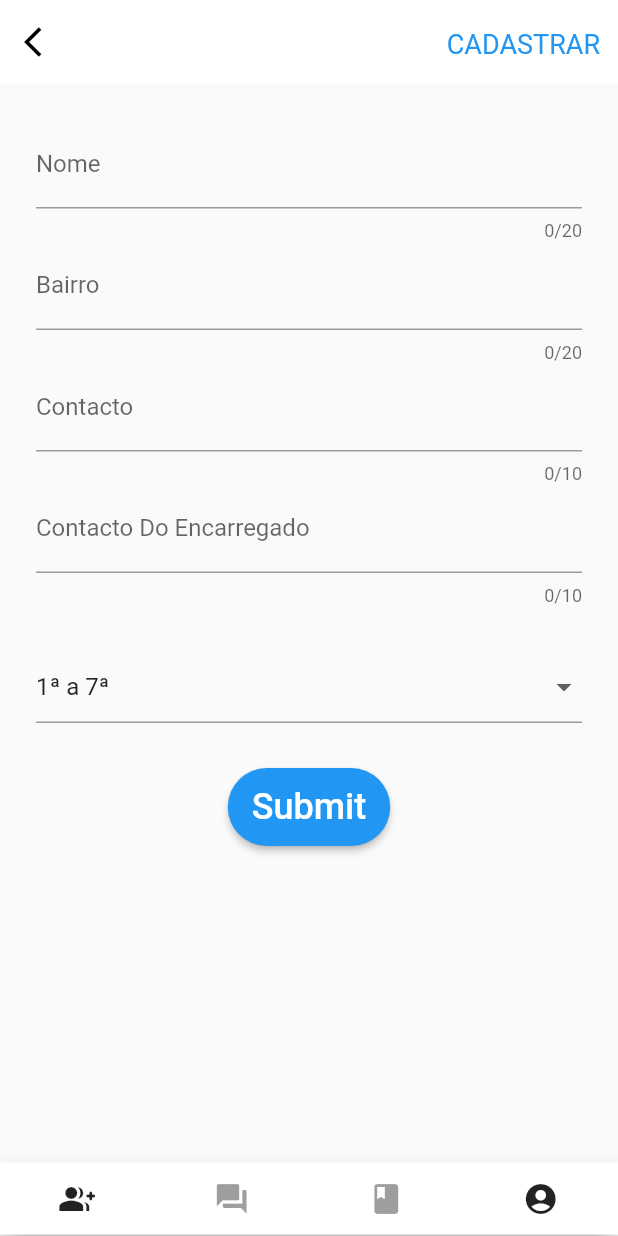
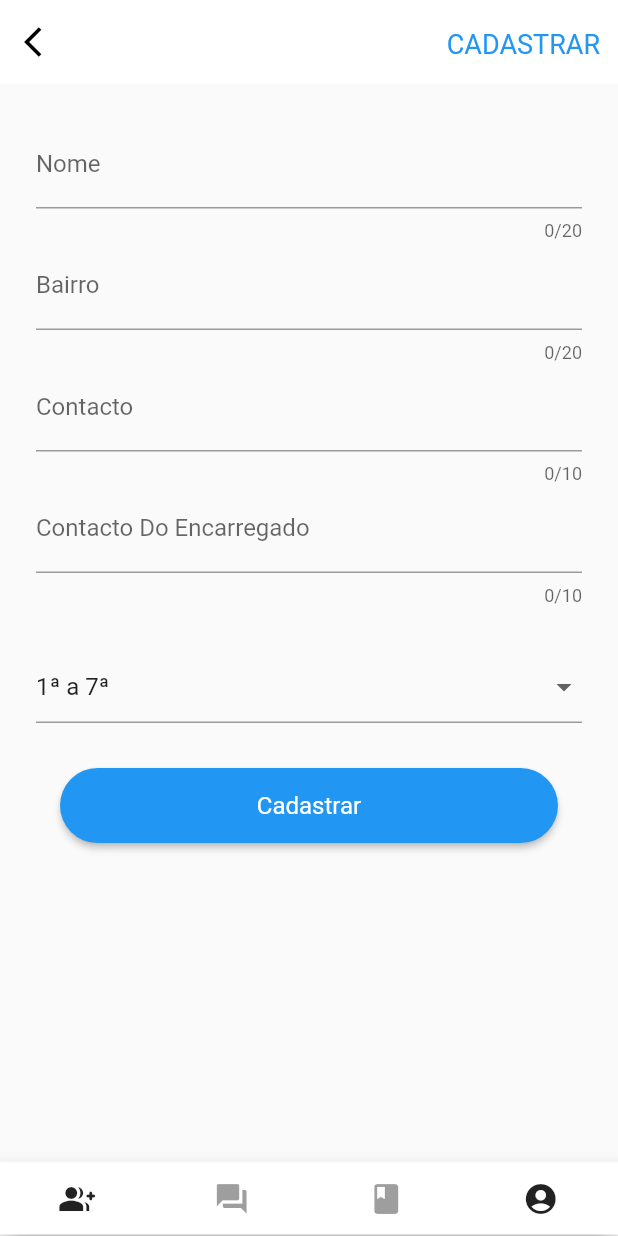
Before and after one commit to Jaimrg/Ed_App, a Flutter app: the screen it shows after launch, on a phone screen of 412 x 824 dp. Run offline on Flutter 3.47's test engine with Material 2 defaults, Android fonts, the phone set to English and light mode, and no system bars; missing offline and left inert: horizontal_data_table; Roboto replaces fonts that are missing (AkayaTelivigala, Raleway).

Commit message:
atualizei o botao e as restricoes

```diff
--- a/lib/data_table.dart
+++ b/lib/data_table.dart
@@ -274,3 +274,9 @@ class DataTableState extends State<Datatable> {
 
   Aluno aluno = new Aluno();
 }
+
+class n {
+  List<Info_Aluno> infoalunoL(List<Info_Aluno> infoaluno) {
+    return infoaluno;
+  }
+}
--- a/lib/form_screen.dart
+++ b/lib/form_screen.dart
@@ -59,8 +59,8 @@ class FormScreenState extends State<FormScreen> {
       maxLength: 20,
       controller: nome,
       validator: (value) {
-        if (value!.length < 4) {
-          return 'Enter at least 4 characters';
+        if (value!.length < 2) {
+          return 'Digite Pelomenos 2 Caracteres';
         } else {
           return null;
         }
@@ -74,8 +74,8 @@ class FormScreenState extends State<FormScreen> {
       decoration: InputDecoration(labelText: 'Bairro'),
       maxLength: 20,
       validator: (value) {
-        if (value!.length < 4) {
-          return 'Enter at least 4 characters';
+        if (value!.length < 2) {
+          return 'Digite Pelomenos 2 Caracteres';
         } else {
           return null;
         }
@@ -89,8 +89,8 @@ class FormScreenState extends State<FormScreen> {
       decoration: InputDecoration(labelText: 'Contacto'),
       maxLength: 10,
       validator: (value) {
-        if (value!.length < 4) {
-          return 'Enter at least 4 characters';
+        if (value!.length < 9) {
+          return 'Digite Pelo menos 9 Digitos';
         } else {
           return null;
         }
@@ -104,8 +104,8 @@ class FormScreenState extends State<FormScreen> {
       decoration: InputDecoration(labelText: 'Contacto Do Encarregado'),
       maxLength: 10,
       validator: (value) {
-        if (value!.length < 4) {
-          return 'Enter at least 4 characters';
+        if (value!.length < 9) {
+          return 'Digite Pelo menos 9 Digitos';
         } else {
           return null;
         }
@@ -116,7 +116,7 @@ class FormScreenState extends State<FormScreen> {
 
   Widget buildSubmit() => Builder(
         builder: (context) => ButtonWidget(
-          text: 'Submit',
+          text: 'Cadastrar',
           onClicked: () {
             final isValid = _formKey.currentState!.validate();
             // FocusScope.of(context).unfocus();
@@ -124,8 +124,7 @@ class FormScreenState extends State<FormScreen> {
             if (isValid) {
               _formKey.currentState!.save();
 
-              final message =
-                  'Nome: $nome_f\nBairro: $bairro\nContacto: $contacto';
+              final message = 'Cadastrado Com Sucesso';
               final snackBar = SnackBar(
                 content: Text(
                   message,
@@ -206,7 +205,13 @@ class FormScreenState extends State<FormScreen> {
                                 setState(() => _currentSugars = val),
                           ),
                           SizedBox(height: 30),
-                          buildSubmit(),
+                          Container(
+                            color: Colors.transparent,
+                            width: MediaQuery.of(context).size.width,
+                            height: 50,
+                            padding: EdgeInsets.only(right: 16.0, left: 16.0),
+                            child: buildSubmit(),
+                          )
                           /*Container(
                             color: Colors.transparent,
                             width: MediaQuery.of(context).size.width,
--- a/lib/model/Aluno.dart
+++ b/lib/model/Aluno.dart
@@ -1,5 +1,10 @@
 //Importacoes
+import 'package:ed_app/data_table.dart';
+
+import '../data_table.dart';
+import '../data_table.dart';
 import 'Info_Aluno.dart';
+import 'package:ed_app/data_table.dart';
 
 class Aluno {
   List<Info_Aluno> infoaluno = [];
--- a/lib/widget/button_widget.dart
+++ b/lib/widget/button_widget.dart
@@ -11,15 +11,42 @@ class ButtonWidget extends StatelessWidget {
   }) : super(key: key);
 
   @override
-  Widget build(BuildContext context) => RaisedButton(
+  Widget build(BuildContext context) => ElevatedButton(
+        style: ElevatedButton.styleFrom(
+          shape: new RoundedRectangleBorder(
+            borderRadius: new BorderRadius.circular(30.0),
+          ),
+          textStyle: TextStyle(
+            color: Colors.white,
+            fontFamily: 'Raleway',
+            fontSize: 16.0,
+          ),
+        ),
         child: Text(
           text,
-          style: TextStyle(fontSize: 24),
+          style: TextStyle(fontSize: 16),
         ),
-        shape: StadiumBorder(),
+        /* shape: StadiumBorder(),
         color: Theme.of(context).primaryColor,
         padding: EdgeInsets.symmetric(horizontal: 16, vertical: 12),
-        textColor: Colors.white,
+        textColor: Colors.white,*/
         onPressed: onClicked,
       );
 }
+/*Widget build(BuildContext context) {
+    final ButtonStyle style =
+        ElevatedButton.styleFrom(textStyle: const TextStyle(fontSize: 20));
+
+    return Center(
+      child: Column(
+        mainAxisSize: MainAxisSize.min,
+        children: <Widget>[
+          ElevatedButton(
+            style: style,
+            onPressed: onClicked,
+            child: const Text('Enabled'),
+          ),
+        ],
+      ),
+    );
+  }*/
```
